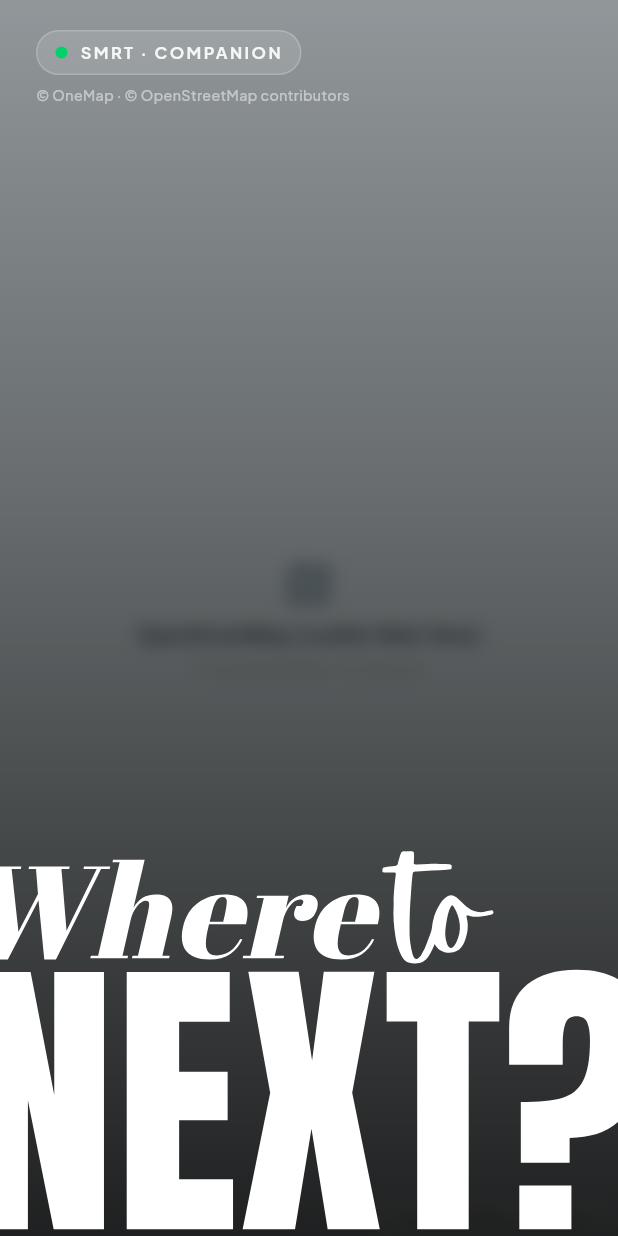
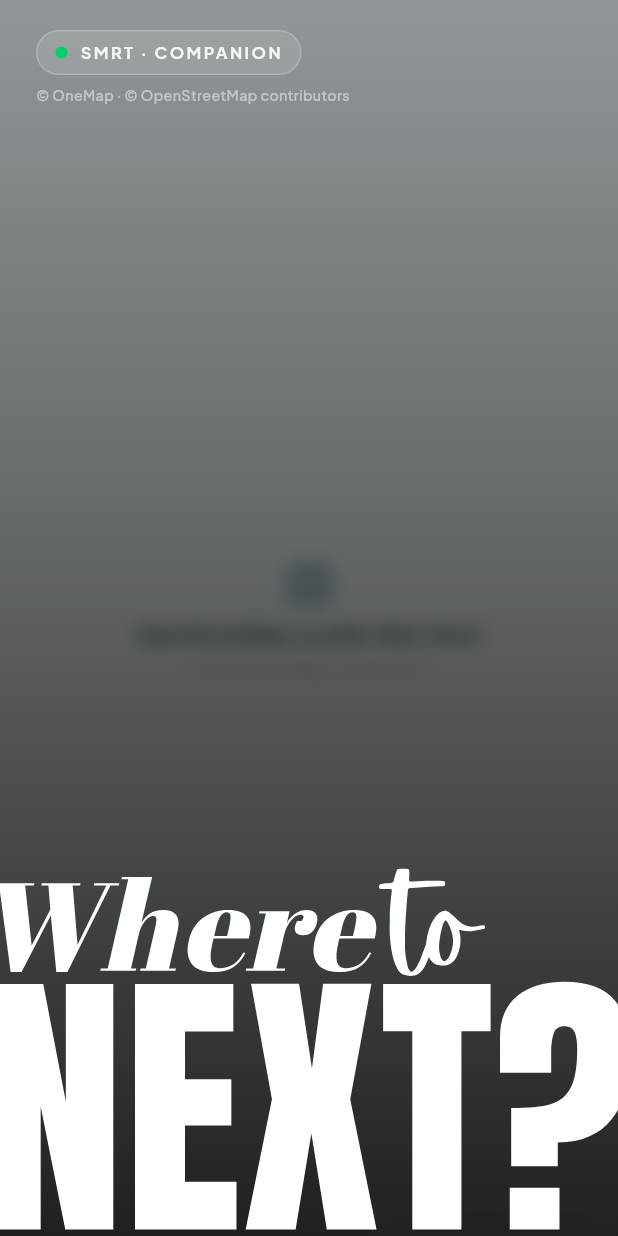
Before and after one commit to KriegerBlitz/SMRT_Travel_Companion, a Flutter app: the screen it shows after launch, on a phone screen of 412 x 824 dp. Run offline on Flutter 3.47's test engine with Material 3 defaults, Android fonts, the phone set to English and light mode, and no system bars; our stand-ins replace flutter_svg, google_fonts, web; missing offline and left inert: dart:js_interop, dart:ui_web.

Commit message:
style(landing): update hero graphic scale to 1.05

```diff
--- a/lib/features/landing/widgets/landing_hero_graphic.dart
+++ b/lib/features/landing/widgets/landing_hero_graphic.dart
@@ -14,10 +14,7 @@ class LandingHeroGraphic extends StatelessWidget {
   /// Optional path to a future custom Canva asset (defaults to 'assets/data/NEXT.svg')
   final String? customAssetPath;
 
-  const LandingHeroGraphic({
-    super.key,
-    this.customAssetPath,
-  });
+  const LandingHeroGraphic({super.key, this.customAssetPath});
 
   static const String _defaultSvgPath = 'assets/NEXT.svg';
 
@@ -28,7 +25,7 @@ class LandingHeroGraphic extends StatelessWidget {
     return SizedBox(
       width: double.infinity,
       child: Transform.scale(
-        scale: 1.10,
+        scale: 1.05,
         alignment: Alignment.bottomCenter,
         child: SvgPicture.asset(
           assetPath,
```
Lines whose indentation alone changed are shown as unchanged.
